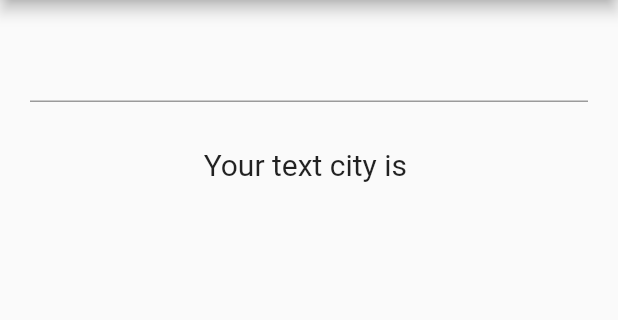
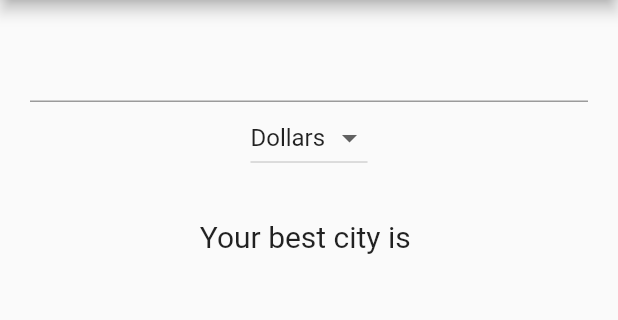
Before and after one commit to AlaaMetwally/flutter_app, a Flutter app: the screen it shows after launch, on a phone screen of 412 x 824 dp, the part 84-404 px from its top. Run offline on Flutter 3.47's test engine with Material 2 defaults, Android fonts, the phone set to English and light mode, and no system bars.

```diff
--- a/lib/main.dart
+++ b/lib/main.dart
@@ -1,23 +1,28 @@
-import "package:flutter/material.dart";
+import 'package:flutter/material.dart';
 
 void main() {
-  runApp(MaterialApp(title: "Stateful App Example", home: FavoriteCity()));
+  runApp(MaterialApp(
+    title: "Sateful App Example",
+    home: FavoriteCity(),
+  ));
 }
 
 class FavoriteCity extends StatefulWidget {
   @override
   State<StatefulWidget> createState() {
-    // TODO: implement createState
-    return _FavoriteCity();
+    return _FavoriteCityState();
   }
 }
 
-class _FavoriteCity extends State<FavoriteCity> {
-  String nameCity = '';
+class _FavoriteCityState extends State<FavoriteCity> {
+  String nameCity = "";
+  var _currencies = ['Rupees', 'Dollars', 'Pounds', 'Others'];
+  var _currentItemSelected = 'Dollars';
 
   @override
   Widget build(BuildContext context) {
     debugPrint("Favorite City widget is created");
+
     return Scaffold(
       appBar: AppBar(
         title: Text("Stateful App Example"),
@@ -35,16 +40,34 @@ class _FavoriteCity extends State<FavoriteCity> {
                 });
               },
             ),
+            DropdownButton<String>(
+              items: _currencies.map((String dropDownStringItem) {
+                return DropdownMenuItem<String>(
+                  value: dropDownStringItem,
+                  child: Text(dropDownStringItem),
+                );
+              }).toList(),
+              onChanged: (var newValueSelected) {
+                // Your code to execute, when a menu item is selected from drop down
+                _onDropDownItemSelected(newValueSelected);
+              },
+              value: _currentItemSelected,
+            ),
             Padding(
-              padding: EdgeInsets.all(30.0),
-              child: Text(
-                "Your text city is $nameCity",
-                style: TextStyle(fontSize: 20.0),
-              ),
-            )
+                padding: EdgeInsets.all(30.0),
+                child: Text(
+                  "Your best city is $nameCity",
+                  style: TextStyle(fontSize: 20.0),
+                ))
           ],
         ),
       ),
     );
   }
+
+  void _onDropDownItemSelected(var newValueSelected) {
+    setState(() {
+      this._currentItemSelected = newValueSelected;
+    });
+  }
 }
```
